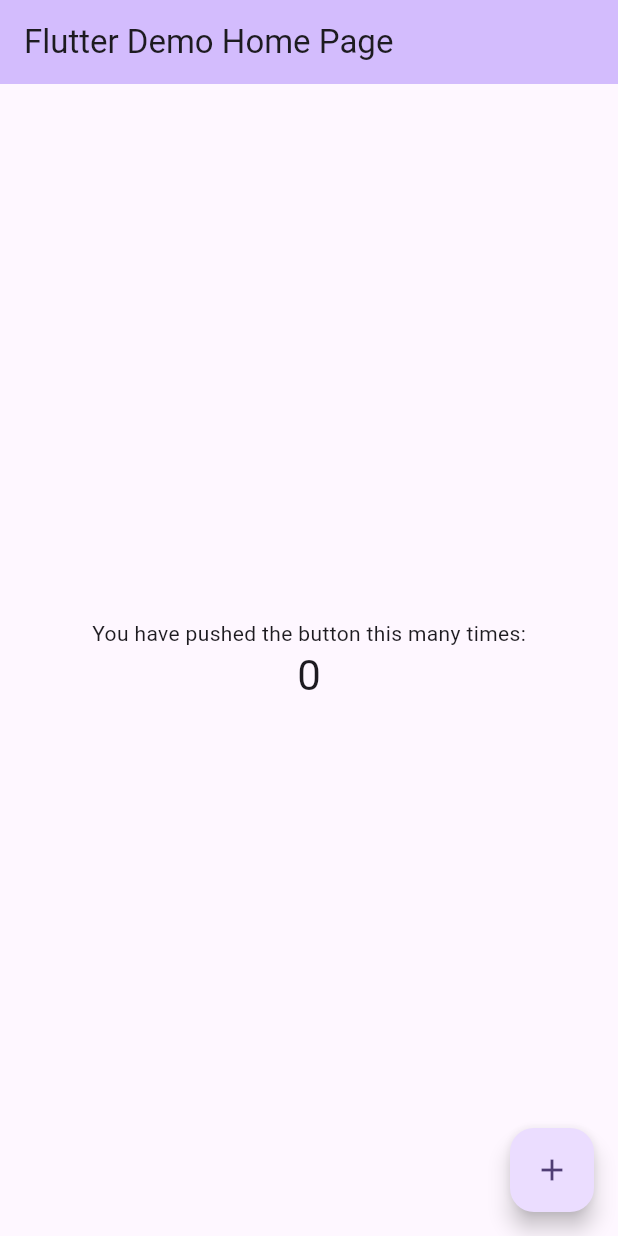
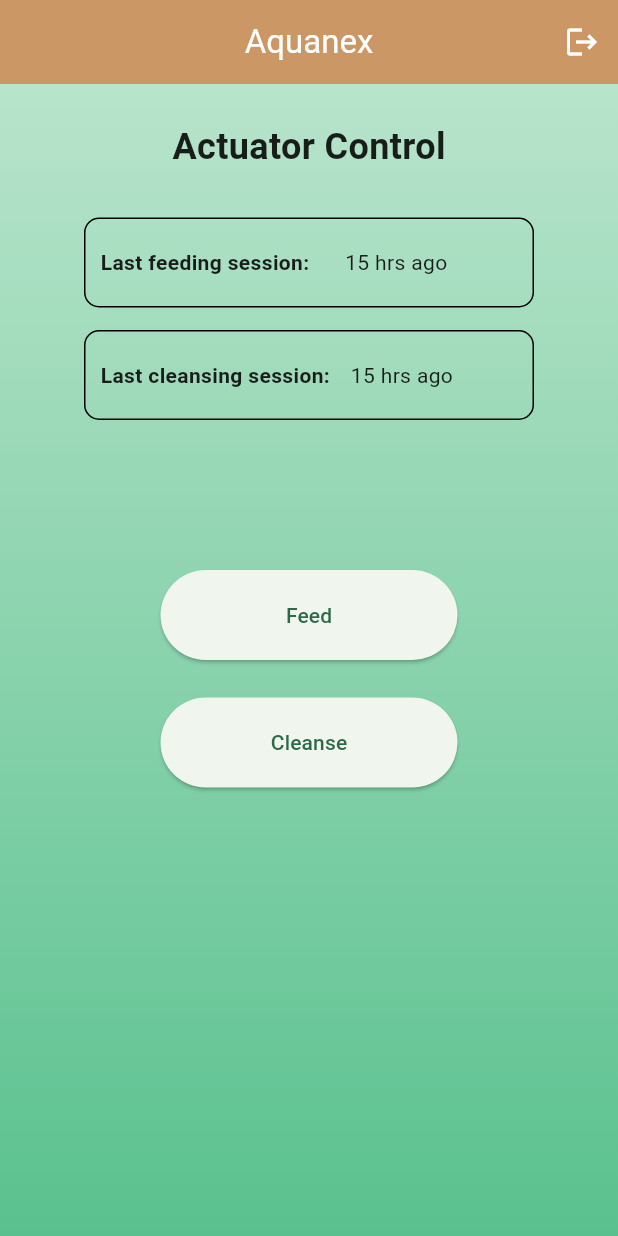
Before and after one commit to noelshaji8/Aquanex, a Flutter app: the screen it shows after launch, on a phone screen of 412 x 824 dp. Run offline on Flutter 3.47's test engine with Material 2 defaults, Android fonts, the phone set to English and light mode, and no system bars.

Commit message:
basic front

```diff
--- /dev/null
+++ b/lib/actuators.dart
@@ -0,0 +1,142 @@
+import 'package:flutter/material.dart';
+
+class Actuators extends StatefulWidget {
+  const Actuators({super.key});
+
+  @override
+  State<Actuators> createState() => _ActuatorsState();
+}
+
+class _ActuatorsState extends State<Actuators> {
+  @override
+  Widget build(BuildContext context) {
+    final screenWidth = MediaQuery.of(context).size.width;
+    final screenHeight = MediaQuery.of(context).size.height;
+
+    return Container(
+      width: screenWidth,
+      height: screenHeight,
+      decoration: const BoxDecoration(
+        gradient: LinearGradient(
+          begin: Alignment.topCenter,
+          end: Alignment.bottomCenter,
+          colors: [
+            Color(0x665ac18e),
+            Color(0x995ac18e),
+            Color(0xcc5ac18e),
+            Color(0xff5ac18e),
+          ],
+        ),
+      ),
+      child: Column(
+        children: [
+          //addt. info
+          Padding(
+            padding: EdgeInsets.only(top: 25),
+            child: Text(
+              "Actuator Control",
+              style: TextStyle(
+                fontWeight: FontWeight.bold,
+                fontSize: 24,
+              ),
+            ),
+          ),
+
+          Padding(
+            padding: EdgeInsets.only(top: 30),
+            child: Container(
+              width: 300,
+              height: 60,
+              decoration: BoxDecoration(
+                border: Border.all(color: Colors.black),
+                borderRadius: BorderRadius.circular(10),
+              ),
+              padding: const EdgeInsets.all(10),
+              child: const Row(
+                children: [
+                  Text(
+                    "Last feeding session: ",
+                    style: TextStyle(
+                      fontWeight: FontWeight.bold,
+                      fontSize: 14,
+                    ),
+                  ),
+                  SizedBox(
+                    width: 20,
+                  ),
+                  Text(
+                    "15 hrs ago",
+                    style: TextStyle(
+                      fontSize: 14,
+                    ),
+                  ),
+                ],
+              ),
+            ),
+          ),
+
+          //2nd info box
+          Padding(
+            padding: EdgeInsets.only(top: 15),
+            child: Container(
+              width: 300,
+              height: 60,
+              decoration: BoxDecoration(
+                border: Border.all(color: Colors.black),
+                borderRadius: BorderRadius.circular(10),
+              ),
+              padding: const EdgeInsets.all(10),
+              child: const Row(
+                children: [
+                  Text(
+                    "Last cleansing session: ",
+                    style: TextStyle(
+                      fontWeight: FontWeight.bold,
+                      fontSize: 14,
+                    ),
+                  ),
+                  SizedBox(
+                    width: 10,
+                  ),
+                  Text(
+                    "15 hrs ago",
+                    style: TextStyle(
+                      fontSize: 14,
+                    ),
+                  ),
+                ],
+              ),
+            ),
+          ),
+          Padding(
+              padding: EdgeInsets.only(top: 100),
+              child: ElevatedButton(
+                  onPressed: () {
+                    //action
+                  },
+                  child: Container(
+                      width: 150,
+                      height: 60,
+                      padding: const EdgeInsets.all(10),
+                      child: Center(
+                        child: Text("Feed"),
+                      )))),
+
+                      Padding(
+              padding: EdgeInsets.only(top: 25),
+              child: ElevatedButton(
+                  onPressed: () {
+                    //action
+                  },
+                  child: Container(
+                      width: 150,
+                      height: 60,
+                      padding: const EdgeInsets.all(10),
+                      child: Center(
+                        child: Text("Cleanse"),
+                      ))))
+        ],
+      ),
+    );
+  }
+}
--- a/lib/main.dart
+++ b/lib/main.dart
@@ -1,4 +1,6 @@
+import 'package:aquanex/actuators.dart';
 import 'package:flutter/material.dart';
+import 'package:aquanex/home.dart';
 
 void main() {
   runApp(const MyApp());
@@ -10,116 +12,38 @@ class MyApp extends StatelessWidget {
   // This widget is the root of your application.
   @override
   Widget build(BuildContext context) {
+    final pageController = PageController(initialPage: 1);
+
     return MaterialApp(
       title: 'Flutter Demo',
       theme: ThemeData(
-        // This is the theme of your application.
-        //
-        // TRY THIS: Try running your application with "flutter run". You'll see
-        // the application has a blue toolbar. Then, without quitting the app,
-        // try changing the seedColor in the colorScheme below to Colors.green
-        // and then invoke "hot reload" (save your changes or press the "hot
-        // reload" button in a Flutter-supported IDE, or press "r" if you used
-        // the command line to start the app).
-        //
-        // Notice that the counter didn't reset back to zero; the application
-        // state is not lost during the reload. To reset the state, use hot
-        // restart instead.
-        //
-        // This works for code too, not just values: Most code changes can be
-        // tested with just a hot reload.
-        colorScheme: ColorScheme.fromSeed(seedColor: Colors.deepPurple),
+        colorScheme:
+            ColorScheme.fromSeed(seedColor: Color.fromARGB(255, 56, 193, 125)),
         useMaterial3: true,
       ),
-      home: const MyHomePage(title: 'Flutter Demo Home Page'),
+      home: Scaffold(
+        appBar: AppBar(
+          actions: [
+            IconButton(
+                onPressed: () {
+                  //Logout function
+                },
+                icon: Icon(Icons.logout))
+          ],
+          foregroundColor: Colors.white,
+          backgroundColor: Color(0xaab5651d),
+          shadowColor: null,
+          title: const Text("Aquanex"),
+          centerTitle: true,
+        ),
+        body: PageView(
+          controller: pageController,
+          children: [
+            Home(),
+            Actuators()
+            ],
+        ),
+      ),
     );
   }
 }
-
-class MyHomePage extends StatefulWidget {
-  const MyHomePage({super.key, required this.title});
-
-  // This widget is the home page of your application. It is stateful, meaning
-  // that it has a State object (defined below) that contains fields that affect
-  // how it looks.
-
-  // This class is the configuration for the state. It holds the values (in this
-  // case the title) provided by the parent (in this case the App widget) and
-  // used by the build method of the State. Fields in a Widget subclass are
-  // always marked "final".
-
-  final String title;
-
-  @override
-  State<MyHomePage> createState() => _MyHomePageState();
-}
-
-class _MyHomePageState extends State<MyHomePage> {
-  int _counter = 0;
-
-  void _incrementCounter() {
-    setState(() {
-      // This call to setState tells the Flutter framework that something has
-      // changed in this State, which causes it to rerun the build method below
-      // so that the display can reflect the updated values. If we changed
-      // _counter without calling setState(), then the build method would not be
-      // called again, and so nothing would appear to happen.
-      _counter++;
-    });
-  }
-
-  @override
-  Widget build(BuildContext context) {
-    // This method is rerun every time setState is called, for instance as done
-    // by the _incrementCounter method above.
-    //
-    // The Flutter framework has been optimized to make rerunning build methods
-    // fast, so that you can just rebuild anything that needs updating rather
-    // than having to individually change instances of widgets.
-    return Scaffold(
-      appBar: AppBar(
-        // TRY THIS: Try changing the color here to a specific color (to
-        // Colors.amber, perhaps?) and trigger a hot reload to see the AppBar
-        // change color while the other colors stay the same.
-        backgroundColor: Theme.of(context).colorScheme.inversePrimary,
-        // Here we take the value from the MyHomePage object that was created by
-        // the App.build method, and use it to set our appbar title.
-        title: Text(widget.title),
-      ),
-      body: Center(
-        // Center is a layout widget. It takes a single child and positions it
-        // in the middle of the parent.
-        child: Column(
-          // Column is also a layout widget. It takes a list of children and
-          // arranges them vertically. By default, it sizes itself to fit its
-          // children horizontally, and tries to be as tall as its parent.
-          //
-          // Column has various properties to control how it sizes itself and
-          // how it positions its children. Here we use mainAxisAlignment to
-          // center the children vertically; the main axis here is the vertical
-          // axis because Columns are vertical (the cross axis would be
-          // horizontal).
-          //
-          // TRY THIS: Invoke "debug painting" (choose the "Toggle Debug Paint"
-          // action in the IDE, or press "p" in the console), to see the
-          // wireframe for each widget.
-          mainAxisAlignment: MainAxisAlignment.center,
-          children: <Widget>[
-            const Text(
-              'You have pushed the button this many times:',
-            ),
-            Text(
-              '$_counter',
-              style: Theme.of(context).textTheme.headlineMedium,
-            ),
-          ],
-        ),
-      ),
-      floatingActionButton: FloatingActionButton(
-        onPressed: _incrementCounter,
-        tooltip: 'Increment',
-        child: const Icon(Icons.add),
-      ), // This trailing comma makes auto-formatting nicer for build methods.
-    );
-  }
-}
```
Also changed, not shown: lib/home.dart (added, +204 -0 lines), 1 other file.
